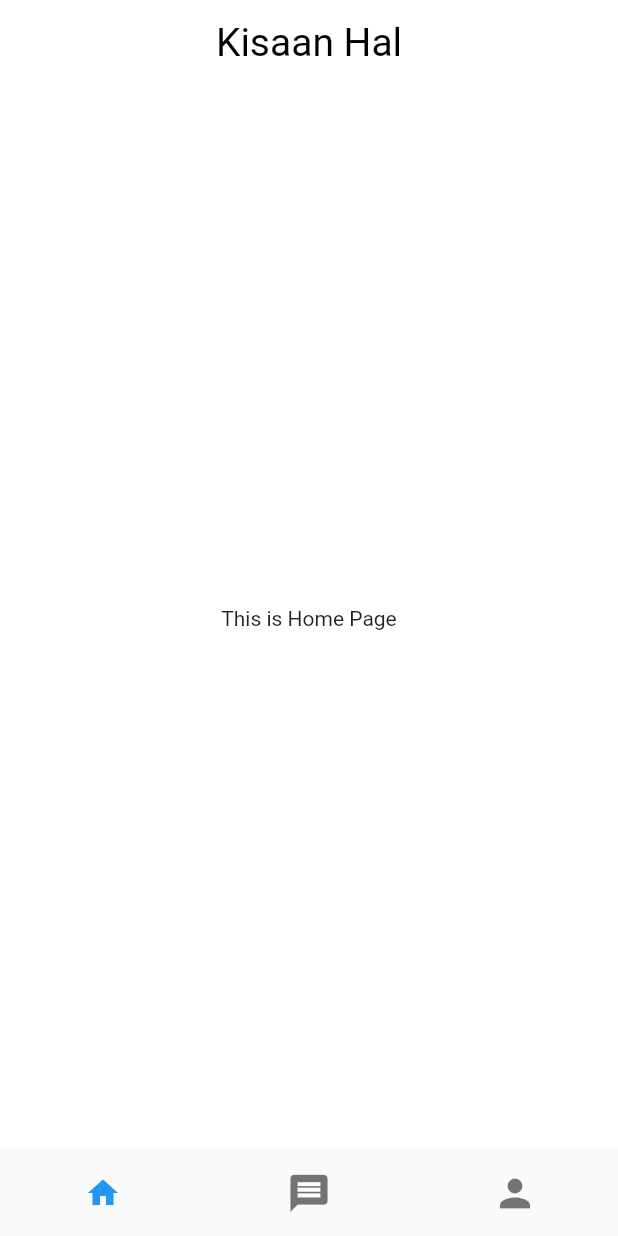
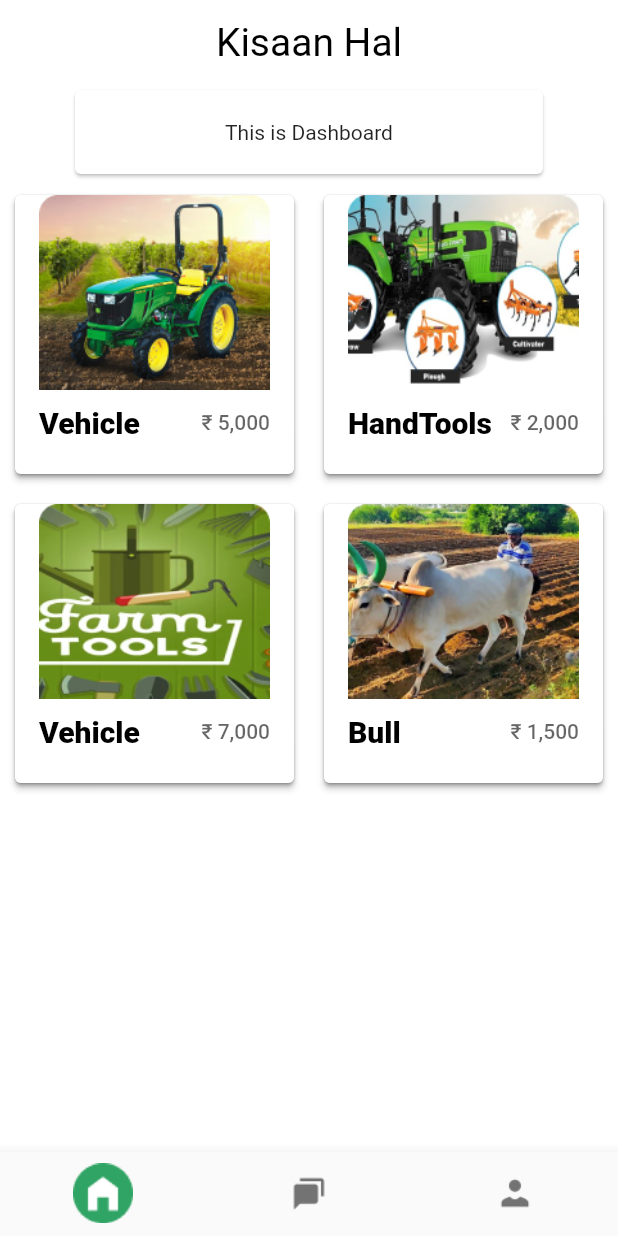
Before and after one commit to tejastamkar/Farming-App, a Flutter app: the screen it shows once a user with an empty profile is signed in, on a phone screen of 412 x 824 dp. Run offline on Flutter 3.47's test engine with Material 2 defaults, Android fonts, the phone set to English and light mode, and no system bars; our stand-ins replace firebase_auth, firebase_core, font_awesome_flutter, google_sign_in; accounts and stored records are empty; project files that could hold a hidden picture were left out.

Commit message:
added Navbar Icons and HomeScreen Ads Cards

```diff
--- a/lib/Screen/homescreen.dart
+++ b/lib/Screen/homescreen.dart
@@ -1,4 +1,5 @@
 import 'package:flutter/material.dart';
+import 'package:kisaanhal/widgets/adscards.dart';
 
 class HomePage extends StatefulWidget {
   const HomePage({Key? key}) : super(key: key);
@@ -10,6 +11,16 @@ class HomePage extends StatefulWidget {
 class _HomePageState extends State<HomePage> {
   @override
   Widget build(BuildContext context) {
-    return const Center(child: Text('This is Home Page'));
+    return Column(
+      children: [
+        Card(
+          child: Padding(
+            padding: const EdgeInsets.symmetric(vertical: 20, horizontal: 100),
+            child: Column(children: [Text('This is Dashboard')]),
+          ),
+        ),
+        AdsCards(),
+      ],
+    );
   }
 }
--- a/lib/Screen/loginscreen.dart
+++ b/lib/Screen/loginscreen.dart
@@ -13,14 +13,13 @@ class LoginScreen extends StatefulWidget {
 class _LoginScreenState extends State<LoginScreen> {
   @override
   Widget build(BuildContext context) {
-    MediaQueryData queryData;
-    queryData = MediaQuery.of(context);
+    double width = MediaQuery.of(context).size.width;
     return SafeArea(
       child: Column(
         children: [
           Image.asset(
             'assets/loginPageImg.png',
-            width: queryData.size.width + 200,
+            width: width,
             // height: 100,
           ),
           Column(
--- a/lib/Screen/navbar.dart
+++ b/lib/Screen/navbar.dart
@@ -47,23 +47,20 @@ class _NavbarState extends State<Navbar> {
       backgroundColor: Colors.white,
       body: screens[_selectedIndex],
       bottomNavigationBar: BottomNavigationBar(
-        items: const <BottomNavigationBarItem>[
+        items: <BottomNavigationBarItem>[
           BottomNavigationBarItem(
-            icon: Icon(Icons.home),
+            icon: ImageIcon(AssetImage('icons/Notselected_Home.png')),
+            activeIcon: Image.asset('icons/Home.png'),
             label: 'Home',
           ),
           BottomNavigationBarItem(
-            icon: Icon(
-              Icons.message,
-              size: 30,
-            ),
+            icon: ImageIcon(AssetImage('icons/Notselected_Message.png')),
+            activeIcon: Image.asset('icons/Message.png'),
             label: 'Chat',
           ),
           BottomNavigationBarItem(
-            icon: Icon(
-              Icons.person,
-              size: 30,
-            ),
+            icon: ImageIcon(AssetImage('icons/Notselected_Profile.png')),
+            activeIcon: Image.asset('icons/Profile.png'),
             label: 'Profile',
           ),
         ],
--- /dev/null
+++ b/lib/widgets/adscards.dart
@@ -0,0 +1,96 @@
+// ignore_for_file: prefer_const_constructors
+
+import 'package:flutter/material.dart';
+
+class AdsCards extends StatelessWidget {
+  AdsCards({Key? key}) : super(key: key);
+  List<dynamic> cardData = [
+    {
+      'title': 'Vehicle',
+      'price': '₹ 5,000',
+      'image': 'AdsCardsImage/adsImages (1).png'
+    },
+    {
+      'title': 'HandTools',
+      'price': '₹ 2,000',
+      'image': 'AdsCardsImage/adsImages (2).png'
+    },
+    {
+      'title': 'Vehicle',
+      'price': '₹ 7,000',
+      'image': 'AdsCardsImage/adsImages (3).png'
+    },
+    {
+      'title': 'Bull',
+      'price': '₹ 1,500',
+      'image': 'AdsCardsImage/adsImages (4).png'
+    },
+  ];
+
+  @override
+  Widget build(BuildContext context) {
+    return GridView.builder(
+      shrinkWrap: true,
+      itemCount: cardData.length,
+      itemBuilder: (context, index) {
+        return GridTile(
+          child: AdsCard(
+              title: '${cardData[index]['title']}',
+              price: '${cardData[index]['price']}',
+              image: '${cardData[index]['image']}'),
+        );
+      },
+      gridDelegate:
+          const SliverGridDelegateWithFixedCrossAxisCount(crossAxisCount: 2),
+    );
+  }
+}
+
+class AdsCard extends StatelessWidget {
+  const AdsCard(
+      {Key? key, required this.title, required this.price, required this.image})
+      : super(key: key);
+  final String title, price, image;
+
+  @override
+  Widget build(BuildContext context) {
+    return Card(
+      // elevation: 3,
+      margin: const EdgeInsets.all(10.0),
+      child: ElevatedButton(
+        style: ButtonStyle(
+            backgroundColor: MaterialStateProperty.all(Colors.white)),
+        onPressed: () {},
+        child: Column(
+          crossAxisAlignment: CrossAxisAlignment.stretch,
+          children: [
+            Image.asset(
+              image,
+              height: 130,
+              fit: BoxFit.fill,
+            ),
+            SizedBox(
+              height: 10.0,
+            ),
+            Row(
+              children: [
+                Text(
+                  title,
+                  style: TextStyle(
+                      fontSize: 20,
+                      color: Colors.black,
+                      fontWeight: FontWeight.w800),
+                ),
+                const Spacer(),
+                Text(
+                  price,
+                  style: TextStyle(color: Colors.black.withOpacity(0.6)),
+                ),
+              ],
+            ),
+          ],
+        ),
+      ),
+    );
+  }
+}
--- a/pubspec.yaml
+++ b/pubspec.yaml
@@ -42,6 +42,7 @@ dependencies:
   provider: ^6.0.2
   # for icons and fonts
   font_awesome_flutter: ^9.2.0
+  change_app_package_name: ^1.0.0
 
 dev_dependencies:
   flutter_test:
@@ -67,7 +68,9 @@ flutter:
   # To add assets to your application, add an assets section, like this:
   assets:
     - assets/
-    - assets/navbarIcons/selected/
+    - icons/
+    - AdsCardsImage/
+    # - assets/navbaricons/notselected/
   #   - images/a_dot_ham.jpeg
 
   # An image asset can refer to one or more resolution-specific "variants", see
```
Also changed, not shown: AdsCardsImage/adsImages (1).png (added), AdsCardsImage/adsImages (2).png (added), AdsCardsImage/adsImages (3).png (added), AdsCardsImage/adsImages (4).png (added), assets/adsImages (1).png (added), assets/adsImages (2).png (added), assets/adsImages (3).png (added), assets/adsImages (4).png (added), icons/Home.png (renamed from assets/navbarIcons/selected/Home.png), icons/Message.png (renamed from assets/navbarIcons/selected/Message.png), icons/Notselected_Home.png (added), icons/Notselected_Message.png (added), icons/Notselected_Profile.png (added), icons/Profile.png (renamed from assets/navbarIcons/selected/Profile.png), 1 more files, 7 other files.
